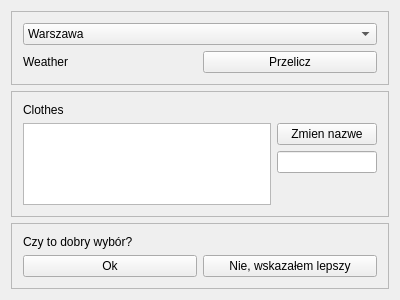
First picture: the form in mainwindow.ui, repository strza1ka/Ekspertowe, before the edit.
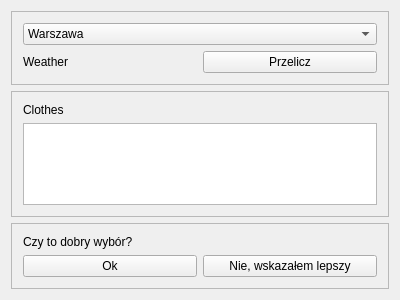
Second picture: the form after the edit.

Diff of the .ui file:
```diff
--- a/mainwindow.ui
+++ b/mainwindow.ui
@@ -67,9 +67,6 @@
        <enum>QFrame::Raised</enum>
       </property>
       <layout class="QGridLayout" name="gridLayout_3">
-       <item row="2" column="0" rowspan="3">
-        <widget class="QListWidget" name="listCloths"/>
-       </item>
        <item row="1" column="0">
         <widget class="QLabel" name="labelClothes">
          <property name="text">
@@ -77,15 +74,8 @@
          </property>
         </widget>
        </item>
-       <item row="2" column="1">
-        <widget class="QPushButton" name="buttonChangeName">
-         <property name="text">
-          <string>Zmien nazwe</string>
-         </property>
-        </widget>
-       </item>
-       <item row="3" column="1">
-        <widget class="QLineEdit" name="lineEdit"/>
+       <item row="2" column="0" rowspan="2">
+        <widget class="QListWidget" name="listCloths"/>
        </item>
       </layout>
      </widget>
```
